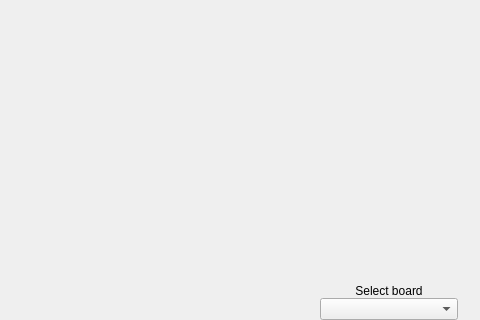
Old version of the form src/widgets/pins/pinconfig.ui in the repository invictuscockpits/HOTASConfigurator; both pictures show x 529 to 1009 and y 348 to 668 of the 1009 by 668 pixel window.
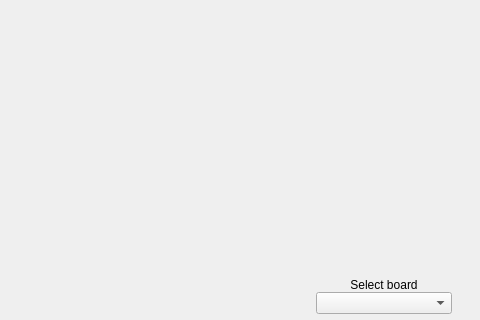
New version of the form. Custom widgets are drawn as their Qt base class.

The edit to the form file:
```diff
--- a/src/widgets/pins/pinconfig.ui
+++ b/src/widgets/pins/pinconfig.ui
@@ -12,16 +12,16 @@
   </property>
   <layout class="QGridLayout" name="layoutG" rowstretch="7,8,0,0" columnstretch="6,0,1,0">
    <property name="leftMargin">
-    <number>0</number>
+    <number>6</number>
    </property>
    <property name="topMargin">
-    <number>0</number>
+    <number>6</number>
    </property>
    <property name="rightMargin">
-    <number>0</number>
+    <number>6</number>
    </property>
    <property name="bottomMargin">
-    <number>0</number>
+    <number>6</number>
    </property>
    <property name="horizontalSpacing">
     <number>6</number>
```
Left out of the diff: 14 changed lines with no effect on the pictures.
